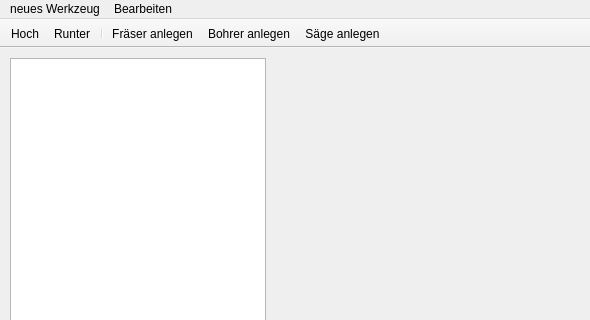
This is mainwin_wkzmagazin.ui in TischlerWilly/postprozessor as Qt 5 draws it before an edit; both pictures show x 0 to 590 and y 0 to 320 of the 590 by 642 pixel window. The edited form follows.
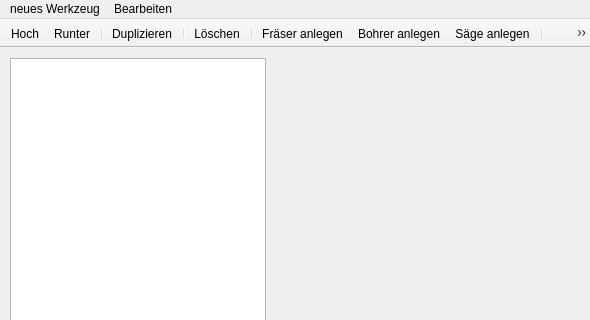
This is the edited form. Icons and pictures are not drawn.

The edit to the form file:
```diff
--- a/mainwin_wkzmagazin.ui
+++ b/mainwin_wkzmagazin.ui
@@ -86,9 +86,16 @@
    <addaction name="actionHoch"/>
    <addaction name="actionRunter"/>
    <addaction name="separator"/>
+   <addaction name="actionDuplizieren"/>
+   <addaction name="separator"/>
+   <addaction name="actionL_schen"/>
+   <addaction name="separator"/>
    <addaction name="actionFraeser_anlegen"/>
    <addaction name="actionBohrer_anlegen"/>
    <addaction name="actionSaege_anlegen"/>
+   <addaction name="separator"/>
+   <addaction name="actionUndo"/>
+   <addaction name="actionRedo"/>
   </widget>
   <action name="actionFraeser_anlegen">
    <property name="icon">
@@ -147,6 +154,39 @@
     <string>Del</string>
    </property>
   </action>
+  <action name="actionUndo">
+   <property name="icon">
+    <iconset resource="toolbaricons.qrc">
+     <normaloff>:/new/toolbaricons/toolbaricons/undo.png</normaloff>:/new/toolbaricons/toolbaricons/undo.png</iconset>
+   </property>
+   <property name="text">
+    <string>Rückgängig</string>
+   </property>
+   <property name="shortcut">
+    <string>Ctrl+Z</string>
+   </property>
+  </action>
+  <action name="actionRedo">
+   <property name="icon">
+    <iconset resource="toolbaricons.qrc">
+     <normaloff>:/new/toolbaricons/toolbaricons/redo.png</normaloff>:/new/toolbaricons/toolbaricons/redo.png</iconset>
+   </property>
+   <property name="text">
+    <string>Wiederholen</string>
+   </property>
+   <property name="shortcut">
+    <string>Ctrl+Y</string>
+   </property>
+  </action>
+  <action name="actionDuplizieren">
+   <property name="icon">
+    <iconset resource="toolbaricons.qrc">
+     <normaloff>:/new/toolbaricons/toolbaricons/kopieren.png</normaloff>:/new/toolbaricons/toolbaricons/kopieren.png</iconset>
+   </property>
+   <property name="text">
+    <string>Duplizieren</string>
+   </property>
+  </action>
  </widget>
  <resources>
   <include location="toolbaricons.qrc"/>
```
Left out of the diff: 6 changed lines with no effect on the pictures.
